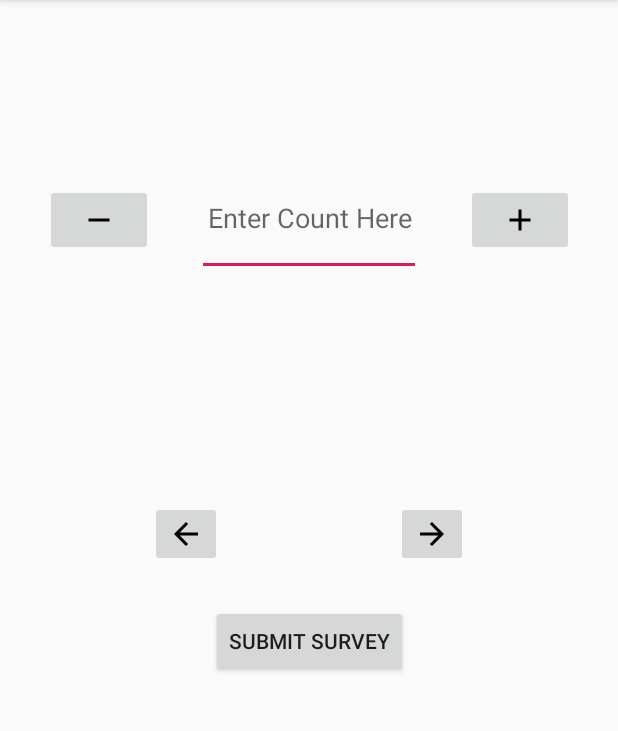
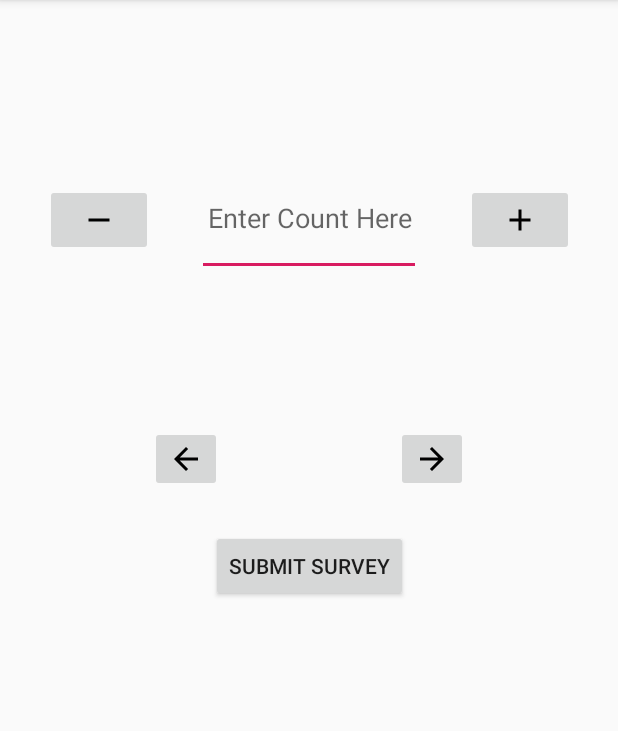
Before and after one commit to daren333/BlockAssessmentSurvey, an Android app: the ClickerActivity screen opened directly, with no data from a screen before it, on a phone screen of 412 x 824 dp, the part 84-815 px from its top. Run offline under Robolectric (Android 15) with nearby library versions, the phone set to English and light mode, and no system bars.

Commit message:
updated layouts

```diff
--- a/app/app/src/main/res/layout/activity_clicker.xml
+++ b/app/app/src/main/res/layout/activity_clicker.xml
@@ -61,7 +61,7 @@
         android:layout_width="wrap_content"
         android:layout_height="wrap_content"
 
-        android:layout_marginTop="150dp"
+        android:layout_marginTop="100dp"
         android:layout_marginEnd="100dp"
         app:layout_constraintEnd_toEndOf="parent"
         app:layout_constraintTop_toBottomOf="@+id/counter"
@@ -73,7 +73,7 @@
         android:layout_height="wrap_content"
 
         android:layout_marginStart="100dp"
-        android:layout_marginTop="150dp"
+        android:layout_marginTop="100dp"
         app:layout_constraintStart_toStartOf="parent"
         app:layout_constraintTop_toBottomOf="@+id/counter"
         app:srcCompat="@drawable/ic_arrow_back_black_24dp" />
--- a/app/app/src/main/res/layout/activity_multiple_answer.xml
+++ b/app/app/src/main/res/layout/activity_multiple_answer.xml
@@ -52,7 +52,7 @@
         android:layout_height="wrap_content"
 
         android:layout_centerHorizontal="true"
-        android:layout_marginTop="150dp"
+        android:layout_marginTop="100dp"
         android:layout_marginEnd="100dp"
         app:layout_constraintEnd_toEndOf="parent"
         app:layout_constraintTop_toBottomOf="@+id/editText"
@@ -64,7 +64,7 @@
         android:layout_height="wrap_content"
 
         android:layout_marginStart="100dp"
-        android:layout_marginTop="150dp"
+        android:layout_marginTop="100dp"
         app:layout_constraintStart_toStartOf="parent"
         app:layout_constraintTop_toBottomOf="@+id/editText"
         app:srcCompat="@drawable/ic_arrow_back_black_24dp" />
--- a/app/app/src/main/res/layout/activity_multiple_choice.xml
+++ b/app/app/src/main/res/layout/activity_multiple_choice.xml
@@ -34,7 +34,7 @@
         android:layout_height="wrap_content"
         android:layout_centerHorizontal="true"
 
-        android:layout_marginTop="150dp"
+        android:layout_marginTop="100dp"
         android:layout_marginEnd="100dp"
         app:layout_constraintEnd_toEndOf="parent"
         app:layout_constraintTop_toBottomOf="@+id/radioGroup"
@@ -46,7 +46,7 @@
         android:layout_height="wrap_content"
 
         android:layout_marginStart="100dp"
-        android:layout_marginTop="150dp"
+        android:layout_marginTop="100dp"
         app:layout_constraintStart_toStartOf="parent"
         app:layout_constraintTop_toBottomOf="@+id/radioGroup"
         app:srcCompat="@drawable/ic_arrow_back_black_24dp" />
--- a/app/app/src/main/res/layout/activity_survey_manager.xml
+++ b/app/app/src/main/res/layout/activity_survey_manager.xml
@@ -188,6 +188,7 @@
         android:layout_width="wrap_content"
         android:layout_height="wrap_content"
         android:text="Stores"
+        android:textColor="@android:color/black"
         app:layout_constraintBottom_toBottomOf="parent"
         app:layout_constraintEnd_toEndOf="@+id/storesView"
         app:layout_constraintStart_toStartOf="@+id/storesView"
--- a/app/app/src/main/res/values/colors.xml
+++ b/app/app/src/main/res/values/colors.xml
@@ -10,6 +10,7 @@
     <color name="primary_text">#FFFFFF</color>
     <color name="secondary_text">#727272</color>
     <color name="edit_text">#202020</color>
+    <color name="completed_survey">#E152AA13</color>
 
     <color name="black_overlay">#66000000</color>
 </resources>
```
Also changed, not shown: app/app/src/main/java/com/example/blockassessmentsurvey/SurveyManager.kt (+23 -0 lines).
